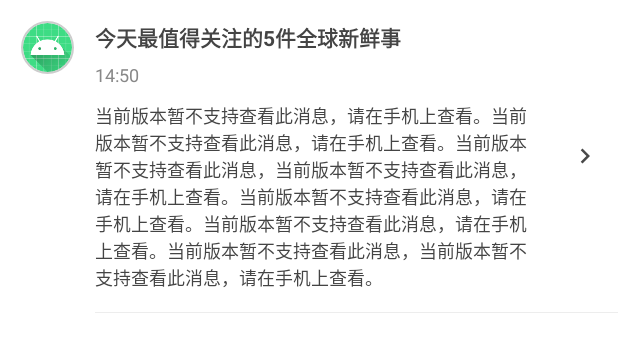
After one commit to cabbageMk/AUVApp, an Android app: the layout item_notification_push.xml on its own in the app's theme, with its tools: preview values and no code run, on a phone screen of 412 x 824 dp. The commit adds this screen. Shown: the top 352 px of the screen. Run offline under Robolectric (Android 15) with nearby library versions, the phone set to English and light mode, and no system bars.

Commit message:
实现通知-推送

```diff
--- a/app/src/main/java/com/zzz/auvapp/logic/network/EyeNetWork.kt
+++ b/app/src/main/java/com/zzz/auvapp/logic/network/EyeNetWork.kt
@@ -26,4 +26,6 @@ object EyeNetWork {
     suspend fun getCommunityRec(url: String) = eyeService.getCommunityRec(url).await()
 
     suspend fun getCommunityFollow(url: String) = eyeService.getCommunityFollow(url).await()
+
+    suspend fun getPushMessage(url: String) = eyeService.getPushMessage(url).await()
 }
--- a/app/src/main/java/com/zzz/auvapp/ui/notification/NotificationFragment.kt
+++ b/app/src/main/java/com/zzz/auvapp/ui/notification/NotificationFragment.kt
@@ -6,6 +6,7 @@ import com.flyco.tablayout.listener.CustomTabEntity
 import com.zzz.auvapp.R
 import com.zzz.auvapp.logic.model.TabEntity
 import com.zzz.auvapp.ui.BaseViewPagerFragment
+import com.zzz.auvapp.ui.notification.push.PushFragment
 import com.zzz.common.BaseApp
 import com.zzz.common.ext.gone
 
@@ -17,7 +18,7 @@ class NotificationFragment: BaseViewPagerFragment() {
         add(TabEntity(BaseApp.context.getString(R.string.inbox)))
     }
     override val createFragments: Array<Fragment>
-        get() = arrayOf(TestFragment.newInstance(BaseApp.context.getString(R.string.push)),
+        get() = arrayOf(PushFragment(),
             TestFragment.newInstance(BaseApp.context.getString(R.string.interaction)),TestFragment.newInstance(BaseApp.context.getString(R.string.inbox)))
 
     override fun openObserve() {
--- /dev/null
+++ b/app/src/main/res/drawable/ic_into_black_24dp.xml
@@ -0,0 +1,5 @@
+<vector android:height="24dp" android:tint="#494949"
+    android:viewportHeight="24.0" android:viewportWidth="24.0"
+    android:width="24dp" xmlns:android="http://schemas.android.com/apk/res/android">
+    <path android:fillColor="#FF000000" android:pathData="M10,6L8.59,7.41 13.17,12l-4.58,4.59L10,18l6,-6z"/>
+</vector>
--- /dev/null
+++ b/app/src/main/res/layout/item_notification_push.xml
@@ -0,0 +1,76 @@
+<?xml version="1.0" encoding="utf-8"?>
+<RelativeLayout xmlns:android="http://schemas.android.com/apk/res/android"
+    xmlns:app="http://schemas.android.com/apk/res-auto"
+    xmlns:tools="http://schemas.android.com/tools"
+    android:layout_width="match_parent"
+    android:layout_height="wrap_content"
+    tools:context=".ui.notification.push.PushFragment">
+
+    <de.hdodenhof.circleimageview.CircleImageView
+        android:id="@+id/ivAvatar"
+        android:layout_width="35dp"
+        android:layout_height="35dp"
+        android:layout_alignParentStart="true"
+        android:layout_alignParentTop="true"
+        android:layout_marginStart="14dp"
+        android:layout_marginTop="14dp"
+        android:layout_marginEnd="14dp"
+        android:src="@mipmap/ic_launcher"
+        app:civ_border_color="#cdcdcd"
+        app:civ_border_width="1dp"
+        app:civ_circle_background_color="@color/white" />
+
+    <TextView
+        android:id="@+id/tvTitle"
+        android:layout_width="match_parent"
+        android:layout_height="wrap_content"
+        android:layout_alignTop="@+id/ivAvatar"
+        android:layout_marginEnd="5dp"
+        android:layout_toStartOf="@+id/ivInto"
+        android:layout_toEndOf="@+id/ivAvatar"
+        android:maxLines="1"
+        android:textSize="14sp"
+        android:textStyle="bold"
+        tools:text="今天最值得关注的5件全球新鲜事" />
+
+    <TextView
+        android:id="@+id/tvTime"
+        android:layout_width="wrap_content"
+        android:layout_height="wrap_content"
+        android:layout_below="@+id/tvTitle"
+        android:layout_alignStart="@+id/tvTitle"
+        android:layout_alignEnd="@+id/tvTitle"
+        android:layout_marginTop="6dp"
+        android:textColor="@color/colorTextSecondary"
+        android:textSize="12sp"
+        tools:text="14:50" />
+
+    <TextView
+        android:id="@+id/tvContent"
+        android:layout_width="wrap_content"
+        android:layout_height="wrap_content"
+        android:layout_below="@+id/tvTime"
+        android:layout_alignStart="@+id/tvTime"
+        android:layout_alignEnd="@+id/tvTime"
+        android:layout_marginTop="10dp"
+        android:textSize="12sp"
+        tools:text="当前版本暂不支持查看此消息，请在手机上查看。当前版本暂不支持查看此消息，请在手机上查看。当前版本暂不支持查看此消息，当前版本暂不支持查看此消息，请在手机上查看。当前版本暂不支持查看此消息，请在手机上查看。当前版本暂不支持查看此消息，请在手机上查看。当前版本暂不支持查看此消息，当前版本暂不支持查看此消息，请在手机上查看。" />
+
+    <ImageView
+        android:id="@+id/ivInto"
+        android:layout_width="44dp"
+        android:layout_height="44dp"
+        android:layout_alignParentEnd="true"
+        android:layout_centerVertical="true"
+        android:padding="12dp"
+        android:src="@drawable/ic_into_black_24dp" />
+
+    <View
+        android:layout_width="match_parent"
+        android:layout_height="1px"
+        android:layout_below="@id/tvContent"
+        android:layout_alignStart="@+id/tvContent"
+        android:layout_marginTop="14dp"
+        android:background="@color/gray" />
+
+</RelativeLayout>
```
Also changed, not shown: app/src/main/java/com/zzz/auvapp/logic/Repository.kt (+9 -0 lines), app/src/main/java/com/zzz/auvapp/logic/model/PushMessage.kt (added, +30 -0 lines), app/src/main/java/com/zzz/auvapp/logic/network/EyeService.kt (+8 -0 lines), app/src/main/java/com/zzz/auvapp/ui/notification/push/PushAdapter.kt (added, +52 -0 lines), app/src/main/java/com/zzz/auvapp/ui/notification/push/PushFragment.kt (added, +77 -0 lines), app/src/main/java/com/zzz/auvapp/ui/notification/push/PushViewModel.kt (added, +44 -0 lines), app/src/main/java/com/zzz/auvapp/util/ImageUtil.kt (+10 -0 lines).
